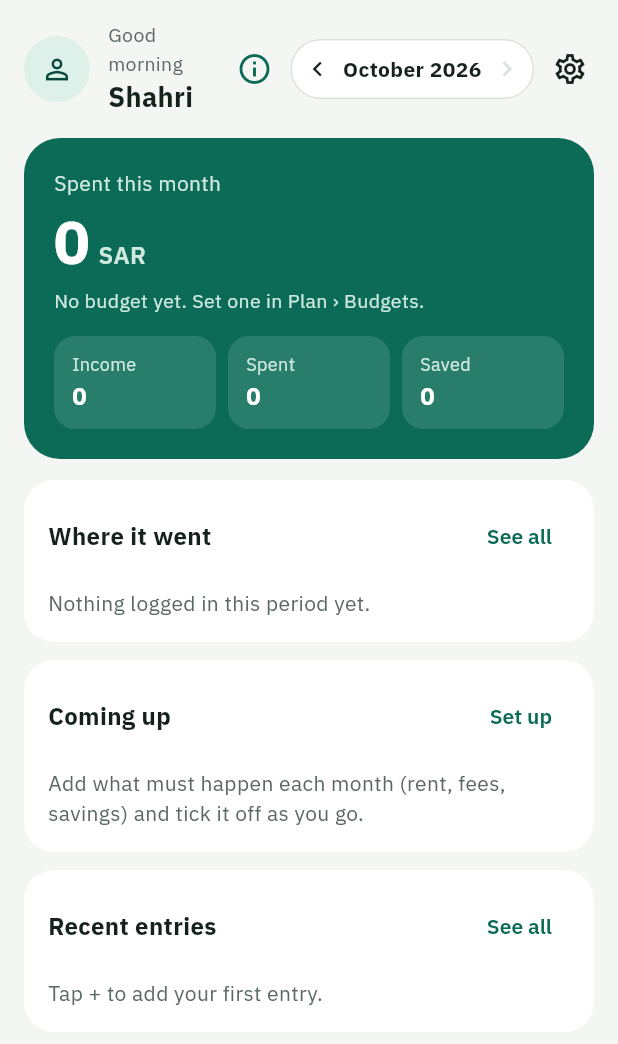
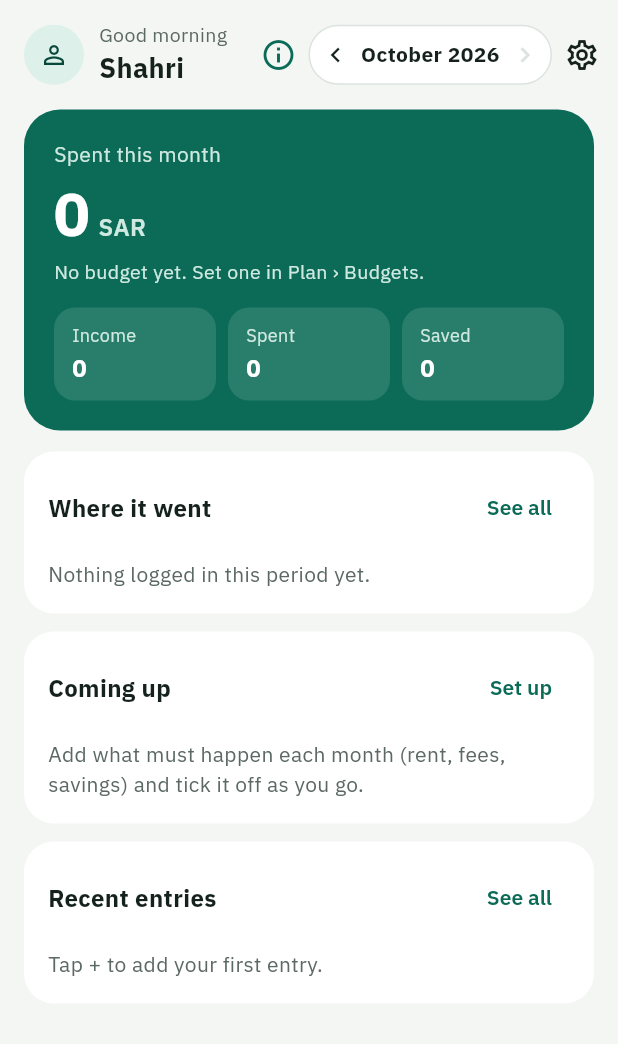
Before and after one commit to Assem-Mahmoud/household-ledger, a Flutter app: the HomeScreen screen opened directly, on a phone screen of 412 x 824 dp. Shown: the top 1044 px of the screen. Run offline on Flutter 3.47's test engine with Material 3 defaults, Android fonts, the phone set to English and light mode, and no system bars; our stand-ins replace sqflite; accounts and stored records are empty.

Commit message:
Tours: translate Next / Got it, match the first Home step to the card, roomier Home header
Co-Authored-By: Claude Opus 5.5 <noreply@anthropic.com>
Claude-Session: https://claude.ai/code/session_01DMwYdKLxUx4DUotpM5R7RG

```diff
--- a/lib/i18n_ar.dart
+++ b/lib/i18n_ar.dart
@@ -750,4 +750,7 @@ const arabic = <String, String>{
   "Replay all tours": "إعادة كل الجولات",
   "Each page will show its tour again the next time you open it.": "ستعرض كل صفحة جولتها مرة أخرى عند فتحها.",
   "Handy before handing the phone to someone new": "مفيد قبل تسليم الجوال لشخص جديد",
+  "Next": "التالي",
+  "Got it": "فهمت",
+  "What you spent so far this month. Set a budget in Plan and this shows what's left to spend.": "ما صرفته حتى الآن هذا الشهر. حدّد ميزانية من الخطة ليظهر هنا المتبقي للصرف.",
 };
--- a/lib/screens/home.dart
+++ b/lib/screens/home.dart
@@ -55,17 +55,17 @@ class HomeScreen extends StatelessWidget {
                 children: [
                   // header: avatar, greeting, month, settings
                   Padding(
-                    padding: const EdgeInsets.fromLTRB(16, 14, 8, 10),
+                    padding: const EdgeInsets.fromLTRB(16, 14, 4, 10),
                     child: Row(children: [
                       InkWell(
                         customBorder: const CircleBorder(),
                         onTap: () => Navigator.push(context, MaterialPageRoute(builder: (_) => const ProfileScreen())),
-                        child: Semantics(label: tr('Profile'), button: true, child: const Avatar()),
+                        child: Semantics(label: tr('Profile'), button: true, child: const Avatar(size: 40)),
                       ),
-                      const SizedBox(width: 12),
+                      const SizedBox(width: 10),
                       Expanded(
                         child: Column(crossAxisAlignment: CrossAxisAlignment.start, children: [
-                          Text(_greeting(), style: TextStyle(fontSize: 13, color: c.muted)),
+                          Text(_greeting(), maxLines: 1, softWrap: false, overflow: TextOverflow.ellipsis, style: TextStyle(fontSize: 13, color: c.muted)),
                           Text(app.userName.isEmpty ? tr('Shahri') : app.userName,
                               maxLines: 1,
                               overflow: TextOverflow.ellipsis,
@@ -75,6 +75,7 @@ class HomeScreen extends StatelessWidget {
                       const TourButton(tour: 'home', target: 'info.home'),
                       const PeriodSwitcher(),
                       IconButton(
+                        visualDensity: VisualDensity.compact,
                         tooltip: tr('Settings'),
                         icon: Icon(Icons.settings_outlined, color: c.text),
                         onPressed: () => Navigator.push(context, MaterialPageRoute(builder: (_) => const SettingsScreen())),
--- a/lib/tour.dart
+++ b/lib/tour.dart
@@ -26,7 +26,9 @@ class TourDef {
 /// All tours. Built on demand so the texts follow the current language.
 List<TourDef> tourDefs() => [
       TourDef('home', tr('Home'), Icons.home_outlined, 'home.hero', [
-        TourStep('home.hero', tr('Left to spend this month'), tr('Your budget minus what you spent so far. It turns red if you go over.'), radius: 24),
+        app.totalBudget(app.period) > 0
+            ? TourStep('home.hero', tr('Left to spend this month'), tr('Your budget minus what you spent so far. It turns red if you go over.'), radius: 24)
+            : TourStep('home.hero', tr('Spent this month'), tr('What you spent so far this month. Set a budget in Plan and this shows what\'s left to spend.'), radius: 24),
         TourStep('home.strip', tr('New bank messages'), tr('Bank SMS land here. Tap to review them in a few seconds.'), radius: 18),
         TourStep('home.where', tr('Where your money went'), tr('Each category against its budget. Tap See all for the full picture.')),
         TourStep('home.coming', tr('Coming up'), tr('Bills and yearly expenses that are due soon, so nothing surprises you.')),
@@ -188,6 +190,7 @@ class TourButton extends StatelessWidget {
         inset: const EdgeInsets.all(4),
         child: IconButton(
           tooltip: tr('Page tour'),
+          visualDensity: VisualDensity.compact,
           icon: Icon(Icons.info_outline, color: lc.primary),
           onPressed: () => Tours.maybeStart(context, tour, force: true),
         ),
@@ -374,7 +377,7 @@ class _TourOverlayState extends State<_TourOverlay> with TickerProviderStateMixi
           FilledButton(
             style: FilledButton.styleFrom(minimumSize: const Size(0, 38), padding: const EdgeInsets.symmetric(horizontal: 18)),
             onPressed: _next,
-            child: Text(tr(last ? 'Got it' : 'Next')),
+            child: Text(last ? tr('Got it') : tr('Next')),
           ),
         ]),
       ]),
```
